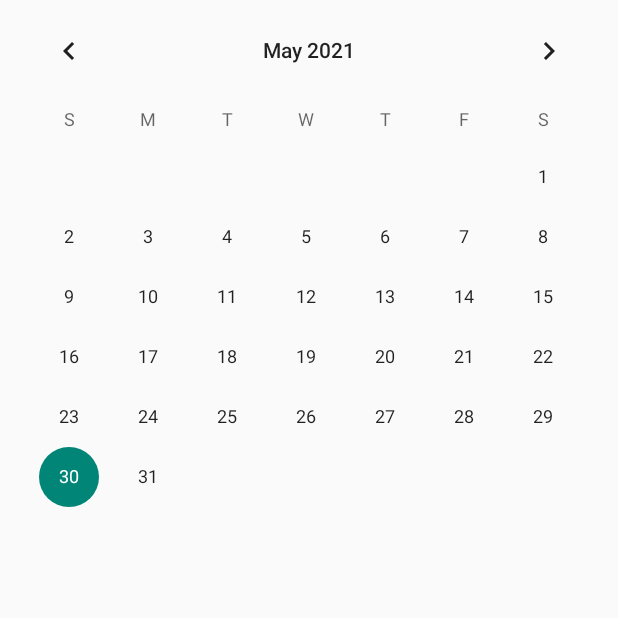
After one commit to YH-LEE21/TravelApp, an Android app: the CalcActivity screen opened directly, with no data from a screen before it, on a phone screen of 412 x 824 dp, the top half of it. The commit adds this screen. Run offline under Robolectric (Android 15) with nearby library versions, the phone set to English and light mode, and no system bars; network calls fail.

Commit message:
Calc clear
여행 경비 계산기 완성

```diff
--- a/app/src/main/AndroidManifest.xml
+++ b/app/src/main/AndroidManifest.xml
@@ -55,6 +55,8 @@ package="com.example.TravelDay">
     </activity>
         <activity android:name=".AddActivity"></activity>
 
+        <activity android:name=".CalcActivity"></activity>
+
 </application>
 
 </manifest>
--- /dev/null
+++ b/app/src/main/java/com/example/TravelDay/CalcActivity.java
@@ -0,0 +1,84 @@
+package com.example.TravelDay;
+
+import android.content.Intent;
+import android.os.Bundle;
+import android.view.View;
+import android.widget.Button;
+import android.widget.CalendarView;
+import android.widget.EditText;
+import android.widget.TextView;
+
+import androidx.annotation.NonNull;
+import androidx.annotation.Nullable;
+import androidx.appcompat.app.AppCompatActivity;
+
+public class CalcActivity extends AppCompatActivity {
+    CalendarView calendarView2;
+    EditText editHome,editetc,editShopping,editfood,editTraffic,editTravel1;
+    Button btnDone2,btnNo2;
+    TextView diaryDate2;
+
+    @Override
+    protected void onCreate(@Nullable Bundle savedInstanceState) {
+        super.onCreate(savedInstanceState);
+        setContentView(R.layout.activity_calc);
+
+        calendarView2 = findViewById(R.id.calendarview2);
+        diaryDate2 = findViewById(R.id.diaryDate2);
+        editHome = findViewById(R.id.editHome);
+        editetc = findViewById(R.id.editetc);
+        editShopping = findViewById(R.id.editShopping);
+        editTraffic = findViewById(R.id.editTraffic);
+        editTravel1 = findViewById(R.id.editTravel1);
+        editfood = findViewById(R.id.editfood);
+
+        btnDone2 = findViewById(R.id.btnDone2);
+        btnNo2 = findViewById(R.id.btnNo2);
+
+        calendarView2.setOnDateChangeListener(new CalendarView.OnDateChangeListener() {
+            @Override
+            public void onSelectedDayChange(@NonNull CalendarView view, int year, int month, int dayOfMonth) {
+                diaryDate2.setVisibility(View.VISIBLE);
+                editHome.setVisibility(View.VISIBLE);
+                editetc.setVisibility(View.VISIBLE);
+                editfood.setVisibility(View.VISIBLE);
+                editShopping.setVisibility(View.VISIBLE);
+                editTraffic.setVisibility(View.VISIBLE);
+                editTravel1.setVisibility(View.VISIBLE);
+
+                btnDone2.setVisibility(View.VISIBLE);
+                btnNo2.setVisibility(View.VISIBLE);
+                diaryDate2.setText(String.format("%d/%d/%d",year,month+1,dayOfMonth));
+            }
+        });
+
+
+
+        btnDone2.setOnClickListener(new View.OnClickListener() {
+            @Override
+            public void onClick(View v) {
+                int[] a = {Integer.parseInt(editHome.getText().toString()),Integer.parseInt(editfood.getText().toString()),
+                        Integer.parseInt(editTraffic.getText().toString()),Integer.parseInt(editetc.getText().toString()),
+                        Integer.parseInt(editTravel1.getText().toString()),Integer.parseInt(editShopping.getText().toString())};
+                int sum=0;
+                for(int i=0;i<a.length;i++) {
+                    sum += a[i];
+                }
+                String mainstr = Integer.toString(sum);
+                String substr = diaryDate2.getText().toString();
+                    Intent intent = new Intent();
+                    intent.putExtra("Calc",mainstr);
+                    intent.putExtra("sub",substr);
+                    setResult(0,intent);
+
+                    finish();
+                }
+        });
+        btnNo2.setOnClickListener(new View.OnClickListener() {
+            @Override
+            public void onClick(View v) {
+                finish();
+            }
+        });
+    }
+}
--- a/app/src/main/java/com/example/TravelDay/TabFragment3.java
+++ b/app/src/main/java/com/example/TravelDay/TabFragment3.java
@@ -9,10 +9,14 @@ import androidx.annotation.NonNull;
 import androidx.annotation.Nullable;
 import androidx.fragment.app.Fragment;
 
+import com.google.android.gms.maps.OnMapReadyCallback;
+
 public class TabFragment3 extends Fragment {
     @Nullable
     @Override
     public View onCreateView(@NonNull LayoutInflater inflater, @Nullable ViewGroup container, @Nullable Bundle savedInstanceState) {
-        return inflater.inflate(R.layout.tab_fragment_3, container, false);
+        View view = inflater.inflate(R.layout.tab_fragment_3, container, false);
+
+        return view;
     }
 }
--- /dev/null
+++ b/app/src/main/res/layout/activity_calc.xml
@@ -0,0 +1,105 @@
+<?xml version="1.0" encoding="utf-8"?>
+<RelativeLayout xmlns:android="http://schemas.android.com/apk/res/android"
+    xmlns:app="http://schemas.android.com/apk/res-auto"
+    xmlns:tools="http://schemas.android.com/tools"
+    android:layout_width="match_parent"
+    android:layout_height="match_parent"
+    tools:context=".Calc">
+    <CalendarView
+        android:id="@+id/calendarview2"
+        android:layout_width="match_parent"
+        android:layout_height="wrap_content"/>
+    <TextView
+        android:id="@+id/diaryDate2"
+        android:layout_width="match_parent"
+        android:layout_height="wrap_content"
+        android:layout_below="@id/calendarview2"
+        android:text=""
+        android:textSize="40dp"
+        android:visibility="invisible"
+        />
+    <EditText
+        android:layout_centerVertical="true"
+        android:inputType="number"
+        android:id="@+id/editHome"
+        android:hint="숙박비"
+        android:layout_width="match_parent"
+        android:layout_height="wrap_content"
+        android:visibility="invisible"
+        android:layout_below="@id/diaryDate2"/>
+    <EditText
+        android:layout_centerVertical="true"
+        android:inputType="number"
+        android:id="@+id/editTraffic"
+        android:hint="교통비"
+        android:layout_width="match_parent"
+        android:layout_height="wrap_content"
+        android:visibility="invisible"
+        android:layout_below="@id/editHome"/>
+    <EditText
+        android:layout_centerVertical="true"
+        android:inputType="number"
+        android:id="@+id/editTravel1"
+        android:hint="관광비"
+        android:layout_width="match_parent"
+        android:layout_height="wrap_content"
+        android:visibility="invisible"
+        android:layout_below="@id/editTraffic"/>
+
+    <EditText
+        android:layout_centerVertical="true"
+        android:inputType="number"
+        android:id="@+id/editfood"
+        android:hint="식사"
+        android:layout_width="match_parent"
+        android:layout_height="wrap_content"
+        android:visibility="invisible"
+        android:layout_below="@id/editTravel1"/>
+
+    <EditText
+        android:layout_centerVertical="true"
+        android:inputType="number"
+        android:id="@+id/editShopping"
+        android:hint="쇼핑"
+        android:layout_width="match_parent"
+        android:layout_height="wrap_content"
+        android:visibility="invisible"
+        android:layout_below="@id/editfood"/>
+    <EditText
+        android:layout_centerVertical="true"
+        android:inputType="number"
+        android:id="@+id/editetc"
+        android:hint="기타등등"
+        android:layout_width="match_parent"
+        android:layout_height="wrap_content"
+        android:visibility="invisible"
+        android:layout_below="@id/editShopping"/>
+
+    <LinearLayout
+        android:layout_width="match_parent"
+        android:layout_height="wrap_content"
+        android:layout_below="@id/editetc"
+
+        android:orientation="horizontal">
+        <Button
+            android:id="@+id/btnNo2"
+            android:layout_marginRight="15dp"
+            android:layout_below="@id/editetc"
+            android:layout_width="0dp"
+            android:layout_height="wrap_content"
+            android:layout_weight="1"
+            android:visibility="invisible"
+            android:text="cancel"
+            />
+        <Button
+            android:id="@+id/btnDone2"
+            android:layout_below="@id/editetc"
+            android:layout_width="0dp"
+            android:layout_height="wrap_content"
+            android:layout_weight="1"
+            android:visibility="invisible"
+            android:text="done"
+            />
+
+    </LinearLayout>
+</RelativeLayout>
--- a/app/src/main/res/layout/list_item.xml
+++ b/app/src/main/res/layout/list_item1.xml
@@ -25,9 +25,7 @@
 
     </LinearLayout>
 
-        android:layout_width="match_parent"
-        android:layout_height="60dp"
-        android:orientation="horizontal">
+
 
         <TextView
             android:id="@+id/item_subtext"
--- a/app/src/main/res/layout/tab_fragment_1.xml
+++ b/app/src/main/res/layout/tab_fragment_1.xml
@@ -15,7 +15,7 @@
         android:fillViewport="true"
         >
         <androidx.recyclerview.widget.RecyclerView
-            android:id="@+id/recyclerview"
+            android:id="@+id/recyclerview1"
             android:layout_width="match_parent"
             android:layout_height="match_parent"
             />
```
Also changed, not shown: app/src/main/java/com/example/TravelDay/AddActivity.java (+8 -8 lines), app/src/main/java/com/example/TravelDay/Calc.java (added, +27 -0 lines), app/src/main/java/com/example/TravelDay/TabFragment1.java (+5 -5 lines), app/src/main/java/com/example/TravelDay/TabFragment2.java (+100 -1 lines), app/src/main/res/layout/activity_memo.xml (+4 -4 lines), app/src/main/res/layout/list_item2.xml (added, +54 -0 lines), app/src/main/res/layout/tab_fragment_2.xml (+29 -8 lines).
